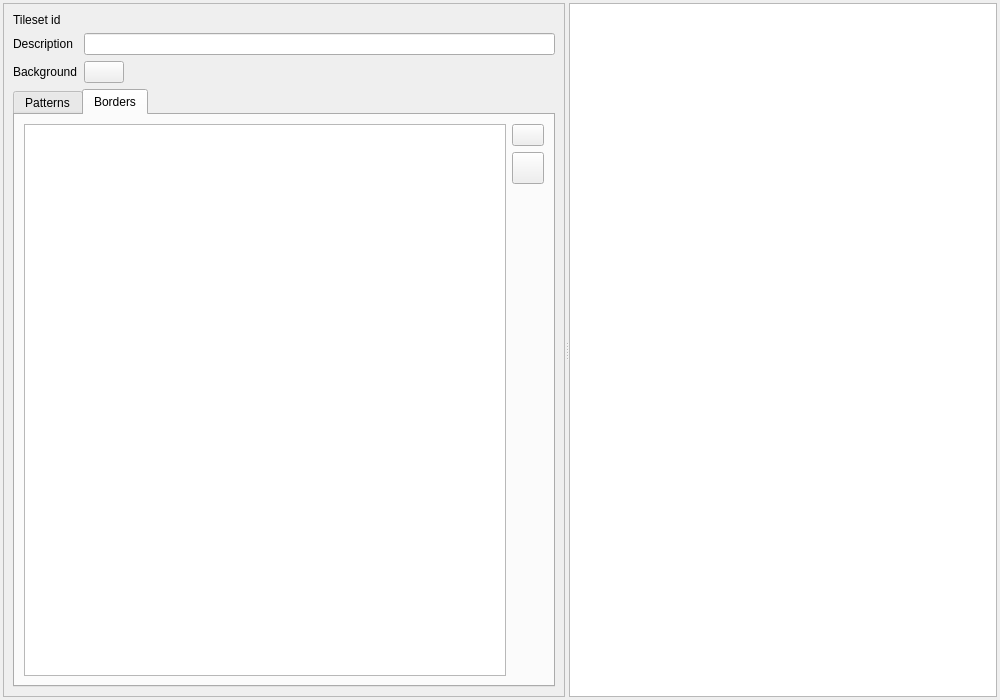
Old version of the form src/widgets/tileset_editor.ui in the repository solarus-games/solarus-quest-editor.
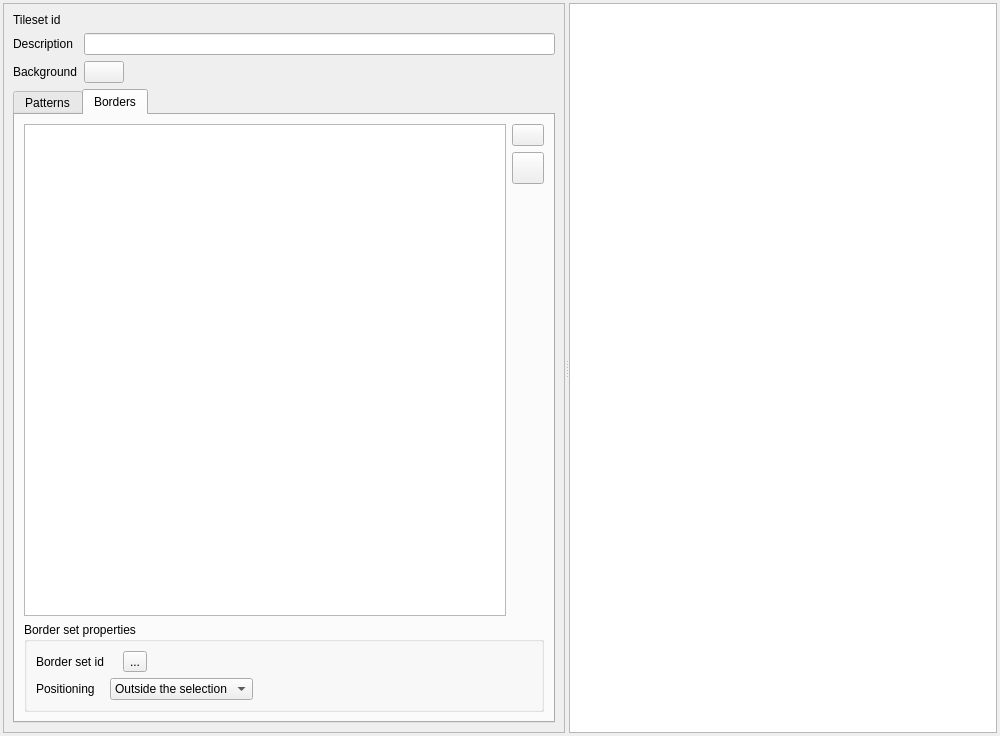
New version of the form. The open tabs and pages were chosen to show the change. Icons and pictures are not drawn. Custom widgets are drawn as their Qt base class.

Commit message: Border set editor UI

Diff of the .ui file:
```diff
--- a/src/widgets/tileset_editor.ui
+++ b/src/widgets/tileset_editor.ui
@@ -7,7 +7,7 @@
     <x>0</x>
     <y>0</y>
     <width>1000</width>
-    <height>700</height>
+    <height>736</height>
    </rect>
   </property>
   <property name="windowTitle">
@@ -40,8 +40,8 @@
         <rect>
          <x>0</x>
          <y>0</y>
-         <width>563</width>
-         <height>692</height>
+         <width>603</width>
+         <height>728</height>
         </rect>
        </property>
        <property name="sizePolicy">
@@ -534,6 +534,103 @@
               </item>
              </layout>
             </item>
+            <item>
+             <widget class="QGroupBox" name="border_set_properties_group_box">
+              <property name="title">
+               <string>Border set properties</string>
+              </property>
+              <layout class="QFormLayout" name="formLayout_3">
+               <item row="0" column="0">
+                <widget class="QLabel" name="border_set_id_label">
+                 <property name="text">
+                  <string>Border set id</string>
+                 </property>
+                </widget>
+               </item>
+               <item row="0" column="1">
+                <layout class="QHBoxLayout" name="border_set_id_layout">
+                 <item>
+                  <widget class="QLabel" name="border_set_id_value">
+                   <property name="text">
+                    <string/>
+                   </property>
+                  </widget>
+                 </item>
+                 <item>
+                  <widget class="QToolButton" name="border_set_id_button">
+                   <property name="text">
+                    <string>...</string>
+                   </property>
+                   <property name="icon">
+                    <iconset resource="../../resources/images.qrc">
+                     <normaloff>:/images/icon_edit.png</normaloff>:/images/icon_edit.png</iconset>
+                   </property>
+                  </widget>
+                 </item>
+                 <item>
+                  <spacer name="horizontal_spacer_3">
+                   <property name="orientation">
+                    <enum>Qt::Horizontal</enum>
+                   </property>
+                   <property name="sizeHint" stdset="0">
+                    <size>
+                     <width>40</width>
+                     <height>20</height>
+                    </size>
+                   </property>
+                  </spacer>
+                 </item>
+                </layout>
+               </item>
+               <item row="1" column="0">
+                <widget class="QLabel" name="border_set_inner_label">
+                 <property name="text">
+                  <string>Positioning</string>
+                 </property>
+                </widget>
+               </item>
+               <item row="1" column="1">
+                <layout class="QHBoxLayout" name="border_set_inner_layout">
+                 <item>
+                  <widget class="QComboBox" name="border_set_inner_combo_box">
+                   <item>
+                    <property name="text">
+                     <string>Outside the selection</string>
+                    </property>
+                    <property name="icon">
+                     <iconset resource="../../resources/images.qrc">
+                      <normaloff>:/images/icon_outside.png</normaloff>:/images/icon_outside.png</iconset>
+                    </property>
+                   </item>
+                   <item>
+                    <property name="text">
+                     <string>Inside the selection</string>
+                    </property>
+                    <property name="icon">
+                     <iconset resource="../../resources/images.qrc">
+                      <normaloff>:/images/icon_inside.png</normaloff>:/images/icon_inside.png</iconset>
+                    </property>
+                   </item>
+                  </widget>
+                 </item>
+                 <item>
+                  <spacer name="horizontal_spacer_2">
+                   <property name="orientation">
+                    <enum>Qt::Horizontal</enum>
+                   </property>
+                   <property name="sizeHint" stdset="0">
+                    <size>
+                     <width>40</width>
+                     <height>20</height>
+                    </size>
+                   </property>
+                  </spacer>
+                 </item>
+                </layout>
+               </item>
+              </layout>
+             </widget>
+            </item>
            </layout>
           </widget>
          </widget>
```
Left out of the diff: 2 changed lines with no effect on the pictures. The commit also changes 4 other files.
